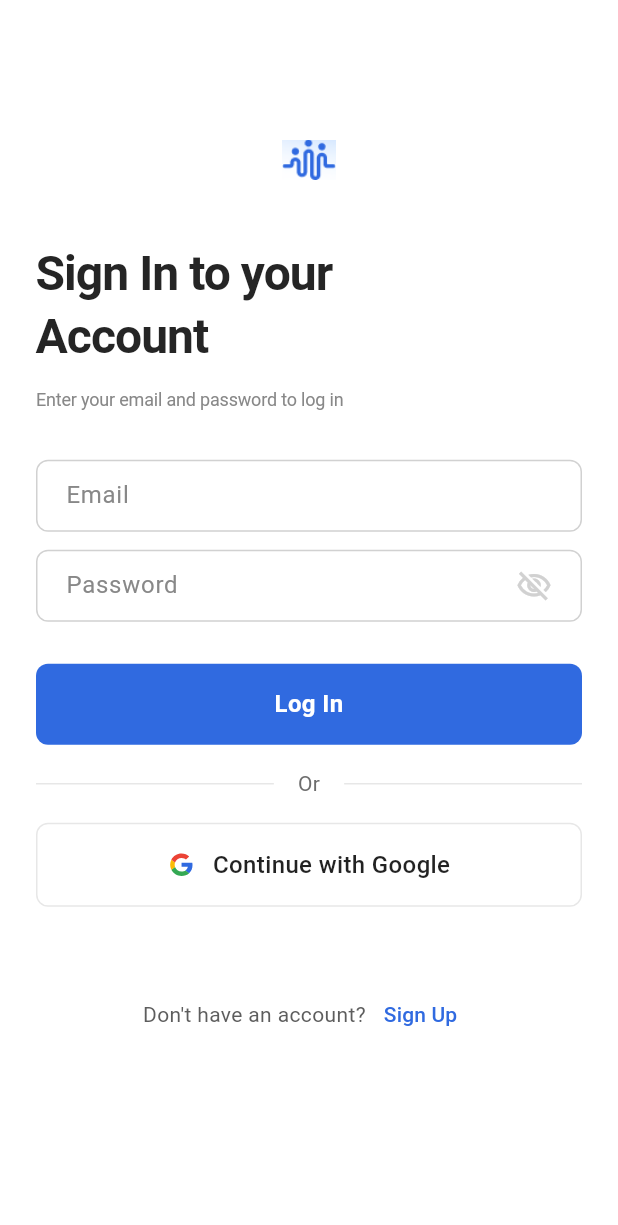
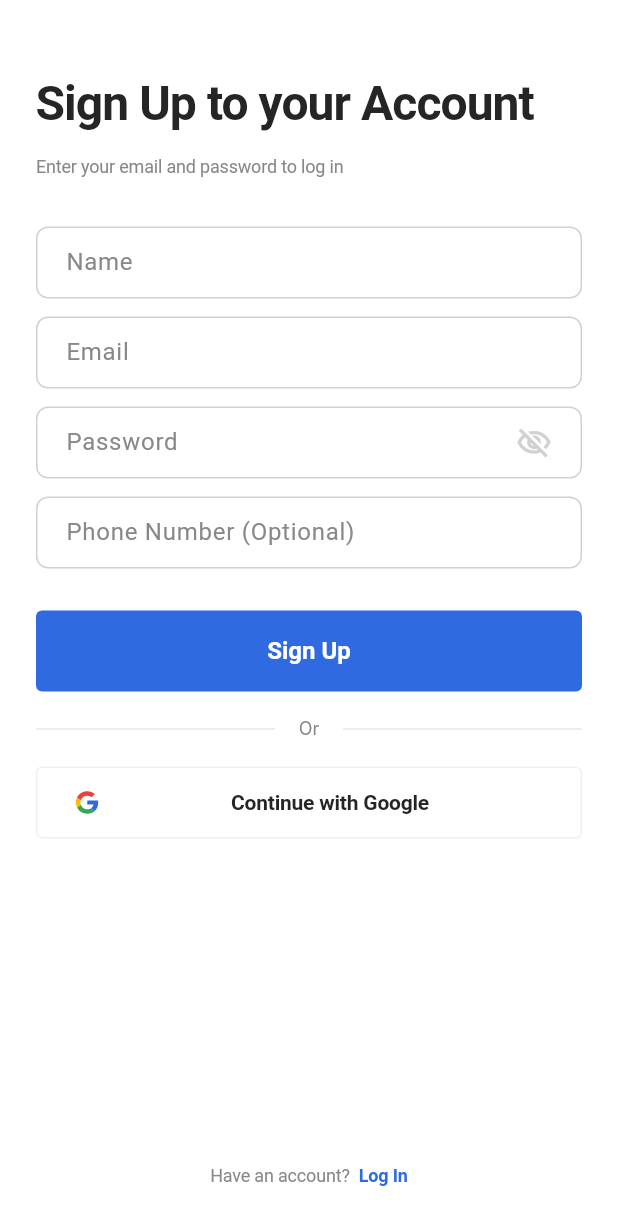
Before and after one commit to Kavishka-Rajapaksha/connect_mate, a Flutter app: the screen it shows after launch, on a phone screen of 412 x 824 dp. Shown: the top 1225 px of the screen. Run offline on Flutter 3.47's test engine with Material 3 defaults, Android fonts, the phone set to English and light mode, and no system bars; our stand-ins replace flutter_svg; Roboto replaces fonts that are missing (Helvetica, Inter).

Commit message:
sign up page

```diff
--- a/lib/routes.dart
+++ b/lib/routes.dart
@@ -1,3 +1,4 @@
+import 'package:connect_mate/screens/sign_up_page.dart';
 import 'package:connect_mate/screens/signin_page.dart';
 import 'package:flutter/material.dart';
 import 'package:connect_mate/screens/testscreen.dart';
@@ -21,11 +22,11 @@ class AppRouter {
   static Route<dynamic> onGenerateRoute(RouteSettings routeSettings) {
     switch (routeSettings.name) {
       case Routes.home:
-        return _createRoute(const SignInPage());
+        return _createRoute(const SignUpPage());
 
       default:
         // If no matching route is found, go to SplashScreen
-        return _createRoute(const SignInPage());
+        return _createRoute(const SignUpPage());
     }
   }
 
--- /dev/null
+++ b/lib/screens/sign_up_page.dart
@@ -0,0 +1,237 @@
+import 'package:flutter/material.dart';
+import 'package:connect_mate/widgets/primary_button_wdget.dart';
+import 'package:flutter_svg/flutter_svg.dart';
+import 'package:connect_mate/theme/theme.dart';
+import 'package:connect_mate/widgets/primary_text_widget.dart';
+
+class SignUpPage extends StatefulWidget {
+  const SignUpPage({Key? key}) : super(key: key);
+
+  @override
+  State<SignUpPage> createState() => _SignUpPageState();
+}
+
+class _SignUpPageState extends State<SignUpPage> {
+  final TextEditingController _nameController = TextEditingController();
+  final TextEditingController _emailController = TextEditingController();
+  final TextEditingController _passwordController = TextEditingController();
+  final TextEditingController _phoneController = TextEditingController();
+
+  @override
+  void dispose() {
+    _nameController.dispose();
+    _emailController.dispose();
+    _passwordController.dispose();
+    _phoneController.dispose();
+    super.dispose();
+  }
+
+  @override
+  Widget build(BuildContext context) {
+    return Scaffold(
+      backgroundColor: Colors.white,
+      body: SafeArea(
+        child: Padding(
+          padding: const EdgeInsets.symmetric(horizontal: 24, vertical: 16),
+          child: Column(
+            mainAxisSize: MainAxisSize.min,
+            mainAxisAlignment: MainAxisAlignment.spaceBetween,
+            crossAxisAlignment: CrossAxisAlignment.center,
+            children: [
+              Expanded(
+                child: SingleChildScrollView(
+                  child: Column(
+                    mainAxisSize: MainAxisSize.min,
+                    mainAxisAlignment: MainAxisAlignment.start,
+                    crossAxisAlignment: CrossAxisAlignment.start,
+                    children: [
+                      const SizedBox(height: 32),
+
+                      // Header section
+                      Column(
+                        mainAxisSize: MainAxisSize.min,
+                        mainAxisAlignment: MainAxisAlignment.center,
+                        crossAxisAlignment: CrossAxisAlignment.start,
+                        children: [
+                          Text(
+                            'Sign Up to your Account',
+                            style: TextStyle(
+                              color: AppColors.mailGray[950],
+                              fontSize: 32,
+                              fontFamily: 'Helvetica',
+                              fontWeight: FontWeight.w700,
+                              height: 1.30,
+                              letterSpacing: -0.64,
+                            ),
+                          ),
+                          const SizedBox(height: 12),
+                          Text(
+                            'Enter your email and password to log in',
+                            style: TextStyle(
+                              color: AppColors.mailGray[400],
+                              fontSize: 12,
+                              fontFamily: 'Helvetica',
+                              fontWeight: FontWeight.w400,
+                              height: 1.40,
+                              letterSpacing: -0.12,
+                            ),
+                          ),
+                        ],
+                      ),
+
+                      const SizedBox(height: 32),
+
+                      // Form fields
+                      Column(
+                        mainAxisSize: MainAxisSize.min,
+                        mainAxisAlignment: MainAxisAlignment.start,
+                        crossAxisAlignment: CrossAxisAlignment.start,
+                        children: [
+                          PrimaryTextField(
+                            placeholder: 'Name',
+                            controller: _nameController,
+                            onChanged: (value) {},
+                          ),
+
+                          const SizedBox(height: 8),
+                          PrimaryTextField(
+                            placeholder: 'Email',
+                            controller: _emailController,
+                            onChanged: (value) {},
+                          ),
+
+                          const SizedBox(height: 8),
+
+                          // Password field
+                          PrimaryTextField(
+                            placeholder: 'Password',
+                            isPassword: true,
+                            controller: _passwordController,
+                            onChanged: (value) {
+                              // Handle password changes if needed
+                            },
+                          ),
+
+                          const SizedBox(height: 8),
+
+                          // Phone number field (optional)
+                          PrimaryTextField(
+                            placeholder: 'Phone Number (Optional)',
+                            controller: _phoneController,
+                            onChanged: (value) {
+                              // Handle phone changes if needed
+                            },
+                          ),
+                        ],
+                      ),
+
+                      const SizedBox(height: 24),
+
+                      // Sign Up Button
+                      PrimaryButton(
+                        text: 'Sign Up',
+                        onPressed: () {
+                          // Handle sign up logic
+                        },
+                        backgroundColor:
+                            AppColors.azureRadiance[600] ??
+                            const Color(0xFF306AE0),
+                        borderRadius: 4,
+                      ),
+
+                      const SizedBox(height: 16),
+
+                      // Divider with "Or" text
+                      Row(
+                        children: [
+                          Expanded(
+                            child: Divider(color: AppColors.mailGray[100]),
+                          ),
+                          Padding(
+                            padding: const EdgeInsets.symmetric(horizontal: 16),
+                            child: Text(
+                              'Or',
+                              style: TextStyle(
+                                color: AppColors.mailGray[400],
+                                fontSize: 12,
+                                fontFamily: 'Inter',
+                                fontWeight: FontWeight.w400,
+                                height: 1.50,
+                                letterSpacing: -0.12,
+                              ),
+                            ),
+                          ),
+                          Expanded(
+                            child: Divider(color: AppColors.mailGray[100]),
+                          ),
+                        ],
+                      ),
+
+                      const SizedBox(height: 16),
+
+                      // Google Sign Up button
+                      PrimaryButton(
+                        text: 'Continue with Google',
+                        onPressed: () {
+                          // Handle Google sign up
+                        },
+                        isGoogle: true,
+                        borderRadius: 4,
+                        googleIcon: SvgPicture.asset(
+                          'lib/assets/icons/google.svg',
+                          height: 18,
+                          width: 18,
+                        ),
+                      ),
+                    ],
+                  ),
+                ),
+              ),
+
+              // Bottom login option
+              Container(
+                width: double.infinity,
+                padding: const EdgeInsets.only(bottom: 16),
+                child: Row(
+                  mainAxisSize: MainAxisSize.min,
+                  mainAxisAlignment: MainAxisAlignment.center,
+                  crossAxisAlignment: CrossAxisAlignment.center,
+                  children: [
+                    Text(
+                      'Have an account?',
+                      style: TextStyle(
+                        color: AppColors.mailGray[400],
+                        fontSize: 12,
+                        fontFamily: 'Helvetica',
+                        fontWeight: FontWeight.w400,
+                        height: 1.40,
+                        letterSpacing: -0.12,
+                      ),
+                    ),
+                    const SizedBox(width: 6),
+                    GestureDetector(
+                      onTap: () {
+                        Navigator.pop(context);
+                      },
+                      child: Text(
+                        'Log In',
+                        style: TextStyle(
+                          color: AppColors.azureRadiance[600],
+                          fontSize: 12,
+                          fontFamily: 'Helvetica',
+                          fontWeight: FontWeight.w700,
+                          height: 1.40,
+                          letterSpacing: -0.12,
+                        ),
+                      ),
+                    ),
+                  ],
+                ),
+              ),
+            ],
+          ),
+        ),
+      ),
+    );
+  }
+}
--- a/lib/screens/signin_page.dart
+++ b/lib/screens/signin_page.dart
@@ -145,35 +145,18 @@ class _SignInPageState extends State<SignInPage> {
 
                 const SizedBox(height: 16),
 
-                // Google Sign In button
-                Container(
-                  width: double.infinity,
-                  height: 56,
-                  decoration: BoxDecoration(
-                    border: Border.all(
-                      color: AppColors.mailGray[100] ?? Colors.grey[300]!,
-                    ), // Add null check
-                    borderRadius: BorderRadius.circular(8),
-                  ),
-                  child: Row(
-                    mainAxisAlignment: MainAxisAlignment.center,
-                    children: [
-                      // Replace Image.asset with SvgPicture.asset for SVG files
-                      SvgPicture.asset(
-                        'lib/assets/icons/google.svg',
-                        height: 18,
-                        width: 18,
-                      ),
-                      const SizedBox(width: 12),
-                      Text(
-                        'Continue with Google',
-                        style: TextStyle(
-                          fontSize: 16,
-                          fontWeight: FontWeight.w500,
-                          color: Colors.black87,
-                        ),
-                      ),
-                    ],
+                // Google Sign In button using PrimaryButton
+                PrimaryButton(
+                  text: 'Continue with Google',
+                  onPressed: () {
+                    // Handle Google sign in
+                  },
+                  isGoogle: true,
+                  borderRadius: 8,
+                  googleIcon: SvgPicture.asset(
+                    'lib/assets/icons/google.svg',
+                    height: 18,
+                    width: 18,
                   ),
                 ),
 
--- a/lib/widgets/primary_button_wdget.dart
+++ b/lib/widgets/primary_button_wdget.dart
@@ -10,18 +10,24 @@ class PrimaryButton extends StatelessWidget {
   final double fontSize;
   final FontWeight fontWeight;
   final double borderRadius;
+  final double spacing;
+  final bool isGoogle;
+  final Widget? googleIcon;
 
   const PrimaryButton({
     Key? key,
     required this.text,
     this.onPressed,
-    this.width, // Removed default width of 327
+    this.width,
     this.height = 54,
     this.backgroundColor = const Color(0xFF306AE0),
     this.textColor = Colors.white,
     this.fontSize = 16,
     this.fontWeight = FontWeight.w700,
     this.borderRadius = 4,
+    this.spacing = 8,
+    this.isGoogle = false,
+    this.googleIcon,
   }) : super(key: key);
 
   @override
@@ -29,15 +35,20 @@ class PrimaryButton extends StatelessWidget {
     return GestureDetector(
       onTap: onPressed,
       child: Container(
-        width: width ?? double.infinity, // Use parent width if not specified
-        height: height,
-        padding: const EdgeInsets.symmetric(
+        width: width ?? double.infinity,
+        height: isGoogle ? 48 : height,
+        padding: EdgeInsets.symmetric(
           horizontal: 24,
-          vertical: 12,
-        ), // Updated to 24 horizontal padding
+          vertical: isGoogle ? 10 : 12,
+        ),
+        clipBehavior: isGoogle ? Clip.antiAlias : Clip.none,
         decoration: ShapeDecoration(
-          color: backgroundColor,
+          color: isGoogle ? Colors.white : backgroundColor,
           shape: RoundedRectangleBorder(
+            side:
+                isGoogle
+                    ? BorderSide(width: 1, color: const Color(0xFFEFF0F6))
+                    : BorderSide.none,
             borderRadius: BorderRadius.circular(borderRadius),
           ),
         ),
@@ -46,20 +57,34 @@ class PrimaryButton extends StatelessWidget {
           mainAxisAlignment: MainAxisAlignment.center,
           crossAxisAlignment: CrossAxisAlignment.center,
           children: [
+            if (isGoogle) ...[
+              Container(
+                width: 18,
+                height: 18,
+                clipBehavior: Clip.antiAlias,
+                decoration: BoxDecoration(),
+                child: googleIcon ?? Stack(),
+              ),
+              SizedBox(width: 10), // Fixed 10px spacing for Google buttons
+            ] else
+              SizedBox(width: spacing / 2),
+
             Expanded(
-              // Use Expanded instead of SizedBox with fixed width
               child: Text(
                 text,
                 textAlign: TextAlign.center,
                 style: TextStyle(
-                  color: textColor,
-                  fontSize: fontSize,
+                  color: isGoogle ? const Color(0xFF252525) : textColor,
+                  fontSize: isGoogle ? 14 : fontSize,
                   fontFamily: 'Helvetica',
                   fontWeight: fontWeight,
-                  height: 1.50,
+                  height: isGoogle ? 1.40 : 1.50,
+                  letterSpacing: isGoogle ? -0.14 : 0,
                 ),
               ),
             ),
+
+            SizedBox(width: isGoogle ? 0 : spacing / 2),
           ],
         ),
       ),
```
Also changed, not shown: lib/widgets/header.dart (added, +102 -0 lines), lib/assets/icons/Logout.svg (added).
